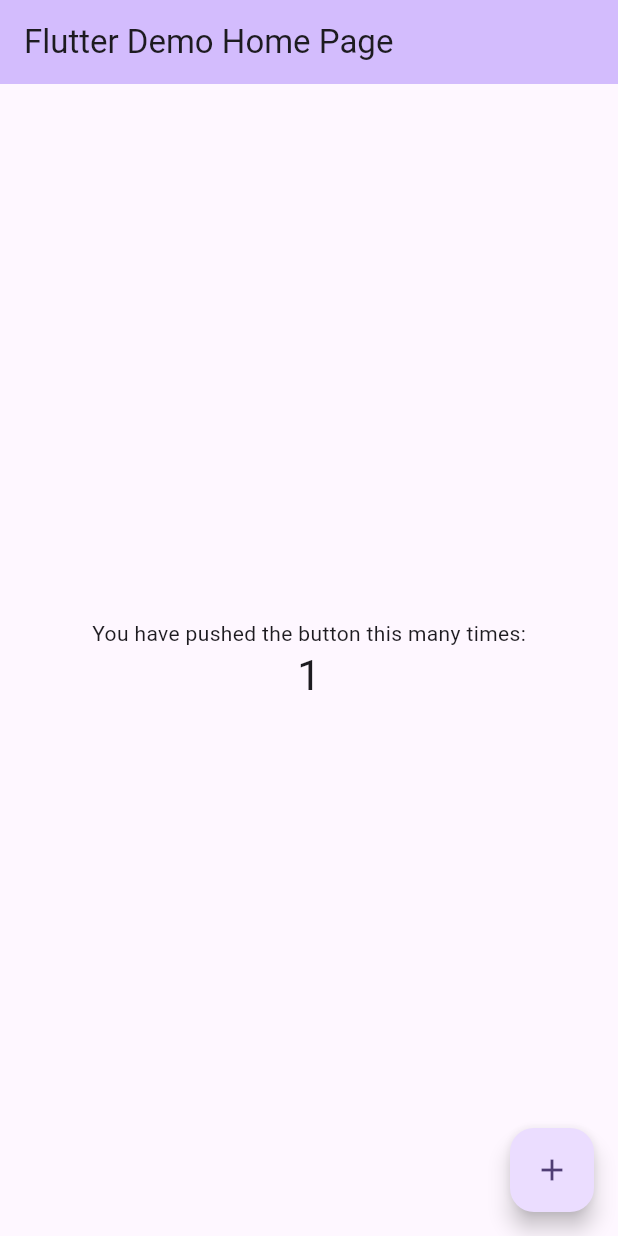
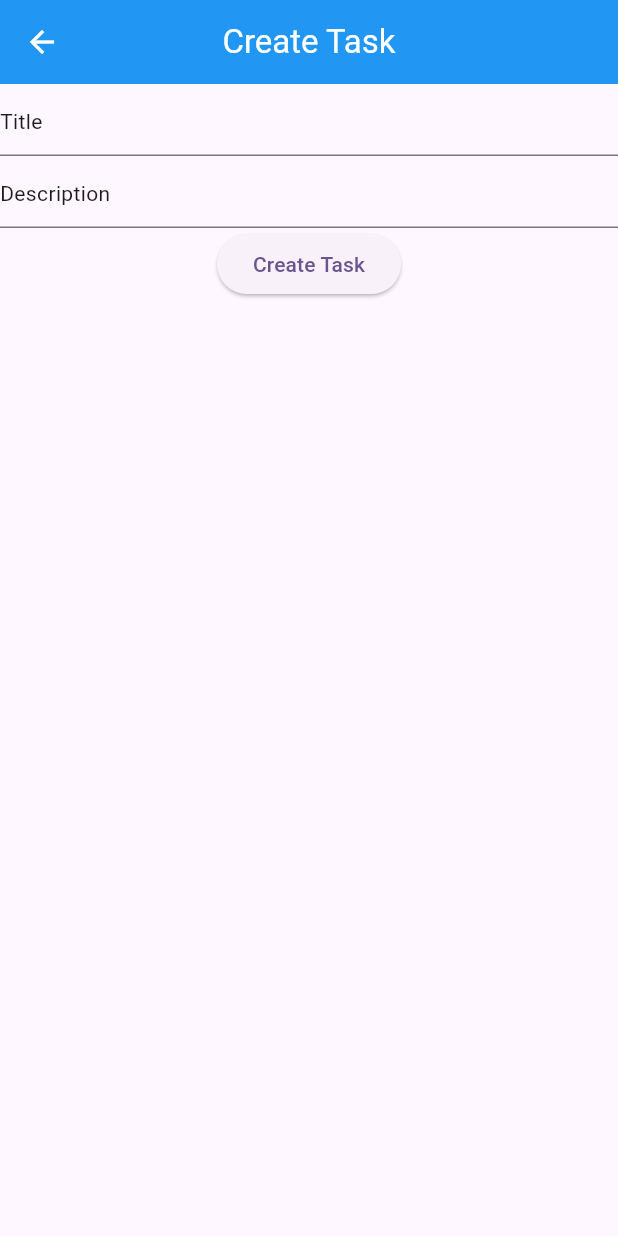
Before and after one commit to AbRehman536/haris_backend, a Flutter app: the screen it shows after launch, after a tap on the "add" icon, on a phone screen of 412 x 824 dp. Run offline on Flutter 3.47's test engine with Material 3 defaults, Android fonts, the phone set to English and light mode, and no system bars; our stand-ins replace cloud_firestore, firebase_core; accounts and stored records are empty.

Commit message:
Create, Get Task done

```diff
--- a/lib/main.dart
+++ b/lib/main.dart
@@ -1,6 +1,10 @@
+import 'package:firebase_core/firebase_core.dart';
 import 'package:flutter/material.dart';
+import 'package:haris_backend/views/tasks/get_all_task.dart';
 
-void main() {
+void main()async {
+  WidgetsFlutterBinding.ensureInitialized();
+  await Firebase.initializeApp();
   runApp(const MyApp());
 }
 
@@ -30,7 +34,7 @@
         // tested with just a hot reload.
         colorScheme: ColorScheme.fromSeed(seedColor: Colors.deepPurple),
       ),
-      home: const MyHomePage(title: 'Flutter Demo Home Page'),
+      home: GetAllTask(),
     );
   }
 }
--- a/lib/models/task.dart
+++ b/lib/models/task.dart
@@ -27,8 +27,8 @@
     createdAt: json["createdAt"],
   );
 
-  Map<String, dynamic> toJson(String taskID) => {
-    "docID": taskID,
+  Map<String, dynamic> toJson() => {
+    "docID": docId,
     "title": title,
     "description": description,
     "isCompleted": isCompleted,
--- /dev/null
+++ b/lib/views/tasks/create_task.dart
@@ -0,0 +1,78 @@
+import 'package:flutter/material.dart';
+import 'package:haris_backend/services/task.dart';
+
+import '../../models/task.dart';
+
+class CreateTask extends StatefulWidget {
+  const CreateTask({super.key});
+
+  @override
+  State<CreateTask> createState() => _CreateTaskState();
+}
+
+class _CreateTaskState extends State<CreateTask> {
+  TextEditingController titleController = TextEditingController();
+  TextEditingController descriptionController = TextEditingController();
+  bool isLoading = false;
+  @override
+  Widget build(BuildContext context) {
+    return Scaffold(
+      appBar: AppBar(
+        title: Text("Create Task"),
+        centerTitle: true,
+        backgroundColor: Colors.blue,
+        foregroundColor: Colors.white,
+      ),
+      body: Column(
+        children: [
+          TextField(
+            controller: titleController,
+            decoration: InputDecoration(
+              hint: Text("Title"),
+            ),
+          ),
+          TextField(
+            controller: descriptionController,
+            decoration: InputDecoration(
+              hint: Text("Description"),
+            ),
+          ),
+          isLoading ? Center(child: CircularProgressIndicator(),)
+          : ElevatedButton(onPressed: ()async{
+            try{
+              isLoading = true;
+              setState(() {});
+              await TaskService().createTask(
+                TaskModel(
+                  title: titleController.text,
+                  description: descriptionController.text,
+                  isCompleted: false,
+                  createdAt: DateTime.now().millisecondsSinceEpoch,
+                )
+              ).then((value){
+                isLoading = false;
+                setState(() {});
+                showDialog(context: context, builder: (BuildContext context) {
+                  return AlertDialog(
+                    content: Text("Create Successfully"),
+                    actions: [
+                      TextButton(onPressed: (){
+                        Navigator.pop(context);
+                        Navigator.pop(context);
+                      }, child: Text("Ok"))
+                    ],
+                  );
+                }, );
+              });
+            }catch(e){
+              isLoading = false;
+              setState(() {});
+              ScaffoldMessenger.of(context)
+                  .showSnackBar(SnackBar(content: Text(e.toString())));
+            }
+          }, child: Text("Create Task"))
+        ],
+      ),
+    );
+  }
+}
--- /dev/null
+++ b/lib/views/tasks/get_all_task.dart
@@ -0,0 +1,42 @@
+import 'package:flutter/material.dart';
+import 'package:haris_backend/models/task.dart';
+import 'package:haris_backend/services/task.dart';
+import 'package:haris_backend/views/tasks/create_task.dart';
+import 'package:provider/provider.dart';
+
+class GetAllTask extends StatelessWidget {
+  const GetAllTask({super.key});
+
+  @override
+  Widget build(BuildContext context) {
+    return Scaffold(
+      appBar: AppBar(
+        title: Text("Get All Task"),
+        backgroundColor: Colors.blue,
+        foregroundColor: Colors.white,
+        centerTitle: true,
+      ),
+      floatingActionButton: FloatingActionButton(onPressed: (){
+        Navigator.push(context, MaterialPageRoute(builder: (context)=> CreateTask()));
+      },child: Icon(Icons.add),),
+      body: StreamProvider.value(
+          value: TaskService().getAllTask(),
+          initialData: [TaskModel()],
+        builder: (context,child){
+            List<TaskModel> taskList = context.watch<List<TaskModel>>();
+            return ListView.builder(
+              itemCount: taskList.length,
+              itemBuilder: (BuildContext context, int index) {
+                return ListTile(
+                  leading: Icon(Icons.task),
+                  title: Text(taskList[index].title.toString()),
+                  subtitle: Text(taskList[index].description.toString()),
+                );
+              },);
+        },
+
+
+      ),
+    );
+  }
+}
```
Also changed, not shown: 2 other files.
